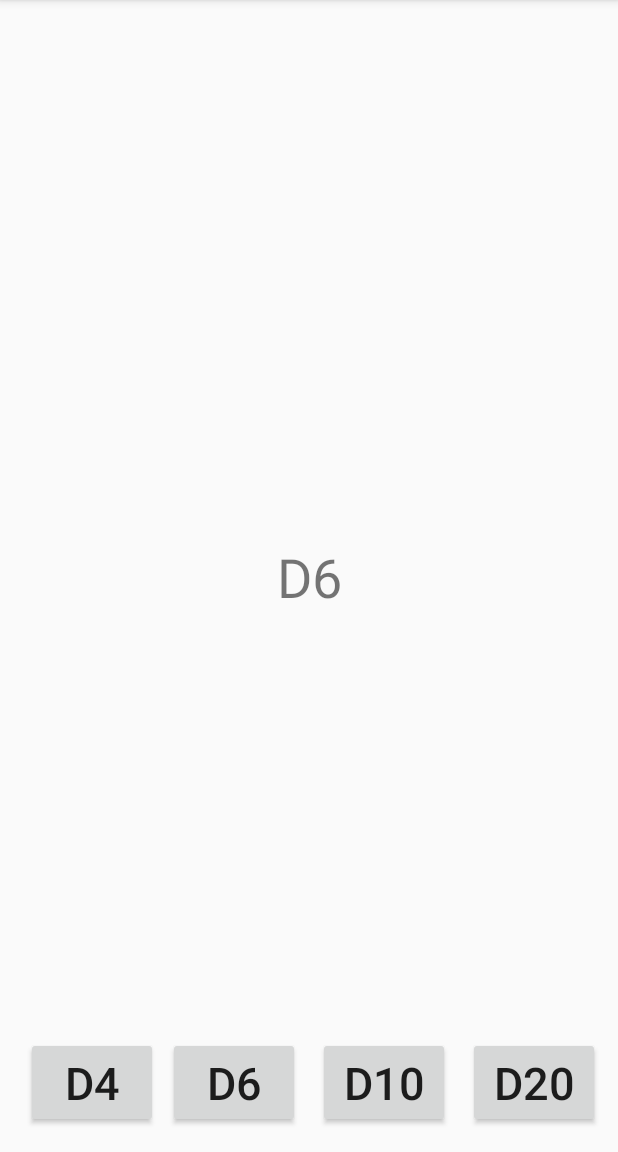
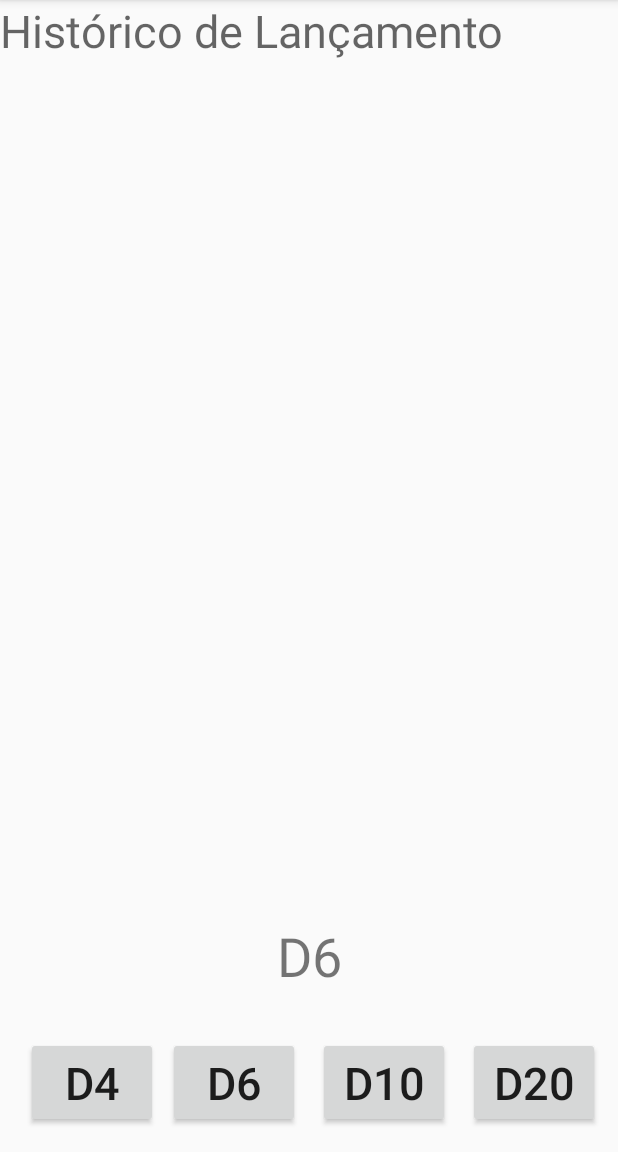
Before and after one commit to 20E421E1GRPADS01C2N1P2/FDA, an Android app: the screen it shows after launch (MainActivity), on a phone screen of 412 x 824 dp, the part 84-1236 px from its top. Run offline under Robolectric (Android 15) with nearby library versions, the phone set to English and light mode, and no system bars.

Commit message:
Ex1: Dados - Histórico de Lançamento.

```diff
--- a/app/src/main/java/br/pro/aguiar/fdan1/MainActivity.kt
+++ b/app/src/main/java/br/pro/aguiar/fdan1/MainActivity.kt
@@ -2,37 +2,17 @@ package br.pro.aguiar.fdan1
 
 import android.content.Intent
 import android.os.Bundle
-import android.util.Log
 import android.view.View
-import android.widget.Button
 import androidx.appcompat.app.AppCompatActivity
 import kotlinx.android.synthetic.main.activity_main.*
 import java.util.*
 
-//import kotlin.random.Random
 
 class MainActivity : AppCompatActivity() {
 
     override fun onCreate(savedInstanceState: Bundle?) {
         super.onCreate(savedInstanceState)
         setContentView(R.layout.activity_main)
-
-        /*
-        btnLancarD4.setOnClickListener {
-            lancarDado(4)
-            // Acao 1
-            // Acao 2
-        }
-        btnLancarD6.setOnClickListener {
-            lancarDado(6)
-        }
-        btnLancarD10.setOnClickListener {
-            lancarDado(10)
-        }
-        btnLancarD20.setOnClickListener {
-            lancarDado(20)
-        }
-         */
     }
 
     fun actionLancarDado(it: View) {// Java -> Void | Kotlin -> Unit
@@ -47,39 +27,7 @@ class MainActivity : AppCompatActivity() {
     private fun lancarDado(dado: Int) {
         var valorDado = Random().nextInt(dado) + 1 // [1 .. 7[
         textViewValorDado.text = "$valorDado"
+        textViewHistoricoLancamento.text =
+            "D$dado:\t\t$valorDado\n" + textViewHistoricoLancamento.text.toString()
     }
-
-    /*
-    fun goToHomeActivity(){
-        // Intent
-        var intent = Intent(this, HomeActivity::class.java)
-        startActivity(intent)
-    }
-
-
-//    override fun onStart() {
-//        super.onStart()
-//        Log.i("CicloDeVida", "MainActivity onStart")
-//    }       // Vai para onResume
-//    override fun onResume() {
-//        super.onResume()
-//        Log.i("CicloDeVida", "MainActivity onResume")
-//    }       // Activity Ativa
-//    override fun onPause() {
-//        super.onPause()
-//        Log.i("CicloDeVida", "MainActivity onPause")
-//    }       // Volta para o onResume
-//    override fun onStop() {
-//        super.onStop()
-//        Log.i("CicloDeVida", "MainActivity onStop")
-//    }           // Vai para o onRestart
-//    override fun onRestart() {
-//        super.onRestart()
-//        Log.i("CicloDeVida", "MainActivity onRestart")
-//    }       // Volta para o onStart
-//    override fun onDestroy() {
-//        super.onDestroy()
-//        Log.i("CicloDeVida", "MainActivity onDestroy")
-//    }
-     */
 }
--- a/app/src/main/res/layout/activity_main.xml
+++ b/app/src/main/res/layout/activity_main.xml
@@ -7,15 +7,27 @@
     tools:context=".MainActivity">
 
     <TextView
+        android:id="@+id/textViewHistoricoLancamento"
+        android:layout_width="0dp"
+        android:layout_height="0dp"
+        android:layout_marginBottom="20dp"
+        android:hint="Histórico de Lançamento"
+        android:textSize="30sp"
+        app:layout_constraintBottom_toTopOf="@+id/textViewValorDado"
+        app:layout_constraintEnd_toEndOf="parent"
+        app:layout_constraintStart_toStartOf="parent"
+        app:layout_constraintTop_toTopOf="parent" />
+
+    <TextView
         android:id="@+id/textViewValorDado"
         android:layout_width="wrap_content"
         android:layout_height="wrap_content"
+        android:layout_marginBottom="30dp"
         android:text="D6"
         android:textSize="36sp"
-        app:layout_constraintBottom_toBottomOf="parent"
+        app:layout_constraintBottom_toTopOf="@+id/btnLancarD10"
         app:layout_constraintLeft_toLeftOf="parent"
-        app:layout_constraintRight_toRightOf="parent"
-        app:layout_constraintTop_toTopOf="parent" />
+        app:layout_constraintRight_toRightOf="parent" />
 
     <Button
         android:id="@+id/btnLancarD4"
```
